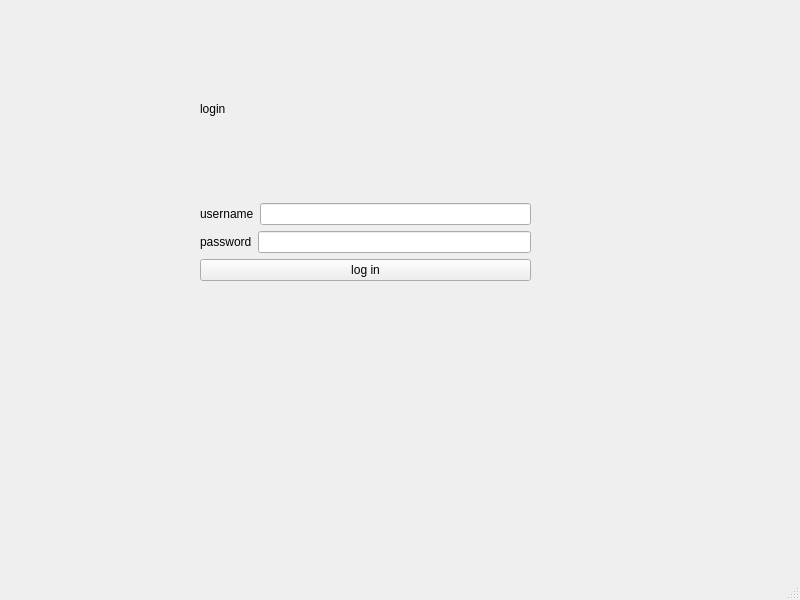
Above: mainwindow.ui from khalilh2002/Interface-Graphique-pour-gestion-de-departement-Informatique-de-FST before the change. Below: the same form after it.
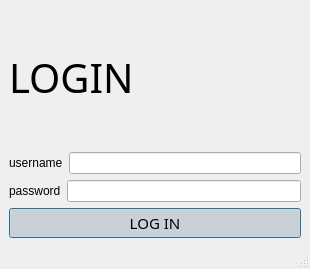
That is the form after the change. Icons and pictures are not drawn.

```diff
--- a/mainwindow.ui
+++ b/mainwindow.ui
@@ -6,31 +6,37 @@
    <rect>
     <x>0</x>
     <y>0</y>
-    <width>800</width>
-    <height>600</height>
+    <width>310</width>
+    <height>269</height>
    </rect>
   </property>
   <property name="windowTitle">
    <string>MainWindow</string>
   </property>
   <widget class="QWidget" name="centralwidget">
-   <widget class="QWidget" name="">
-    <property name="geometry">
-     <rect>
-      <x>200</x>
-      <y>20</y>
-      <width>331</width>
-      <height>261</height>
-     </rect>
-    </property>
+   <layout class="QGridLayout" name="gridLayout">
+    <item row="0" column="0">
     <layout class="QVBoxLayout" name="verticalLayout">
      <item>
       <widget class="QLabel" name="label_3">
-       <property name="styleSheet">
-        <string notr="true">font: 20pt &quot;Segoe Print&quot;;</string>
+        <property name="font">
+         <font>
+          <family>Copperplate Gothic Bold</family>
+          <pointsize>30</pointsize>
+          <italic>false</italic>
+          <bold>false</bold>
+          <underline>false</underline>
+          <strikeout>false</strikeout>
+         </font>
+        </property>
+        <property name="mouseTracking">
+         <bool>false</bool>
+        </property>
+        <property name="focusPolicy">
+         <enum>Qt::NoFocus</enum>
        </property>
        <property name="text">
-        <string>login</string>
+         <string>LOGIN</string>
        </property>
       </widget>
      </item>
@@ -70,16 +76,43 @@
      </item>
      <item>
       <widget class="QPushButton" name="pushButton">
+        <property name="font">
+         <font>
+          <family>Sitka Subheading</family>
+          <pointsize>11</pointsize>
+          <italic>false</italic>
+          <bold>false</bold>
+         </font>
+        </property>
+        <property name="cursor">
+         <cursorShape>PointingHandCursor</cursorShape>
+        </property>
+        <property name="focusPolicy">
+         <enum>Qt::ClickFocus</enum>
+        </property>
        <property name="styleSheet">
         <string notr="true">font: 11pt &quot;Sitka Subheading&quot;;</string>
        </property>
        <property name="text">
-        <string>log in</string>
-       </property>
+         <string>LOG IN</string>
+        </property>
+        <property name="checkable">
+         <bool>true</bool>
+        </property>
+        <property name="checked">
+         <bool>true</bool>
+        </property>
+        <property name="autoDefault">
+         <bool>true</bool>
+        </property>
+        <property name="default">
+         <bool>true</bool>
+        </property>
       </widget>
      </item>
     </layout>
-   </widget>
+    </item>
+   </layout>
   </widget>
   <widget class="QMenuBar" name="menubar">
    <property name="geometry">
```
Left out of the diff: 10 changed lines with no effect on the pictures. Lines whose indentation alone changed are shown as unchanged.
